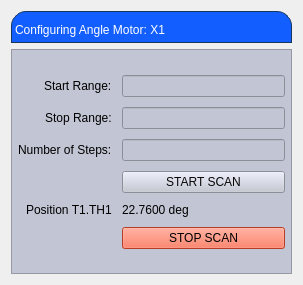
Before: the Qt Designer form angle_x1.ui in carogee/snd_screens, drawn with Qt 5.
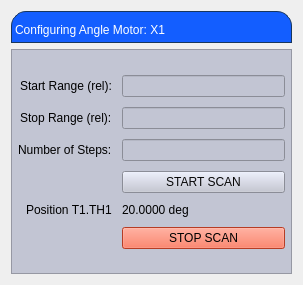
After: the same form once the commit is applied. Custom widgets are drawn as their Qt base class.

Commit message: change angle scan to relative scan

```diff
--- a/angle_x1.ui
+++ b/angle_x1.ui
@@ -89,7 +89,7 @@
           <item row="1" column="0">
            <widget class="QLabel" name="label_2">
             <property name="text">
-             <string>Start Range:</string>
+             <string>Start Range (rel):</string>
             </property>
            </widget>
           </item>
@@ -130,7 +130,7 @@
           <item row="2" column="0">
            <widget class="QLabel" name="label_3">
             <property name="text">
-             <string>Stop Range:</string>
+             <string>Stop Range (rel):</string>
             </property>
            </widget>
           </item>
@@ -295,7 +295,7 @@
              <string/>
             </property>
             <property name="text">
-             <string>22.7600 deg</string>
+             <string>20.0000 deg</string>
             </property>
             <property name="precision" stdset="0">
              <number>4</number>
```
The commit also changes 6 other files.
